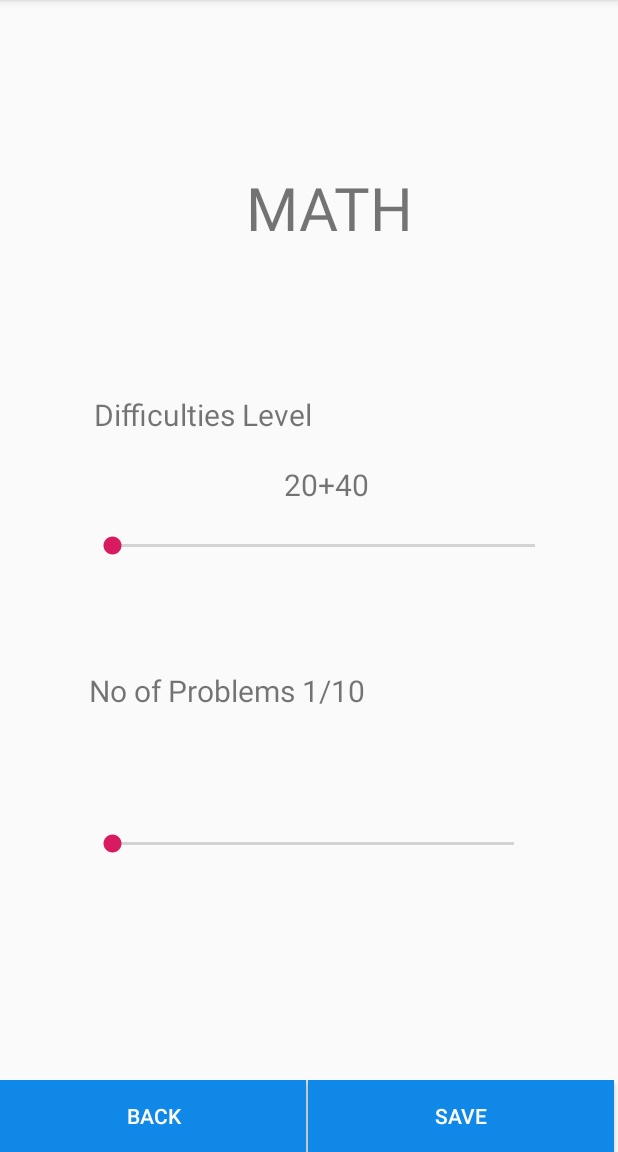
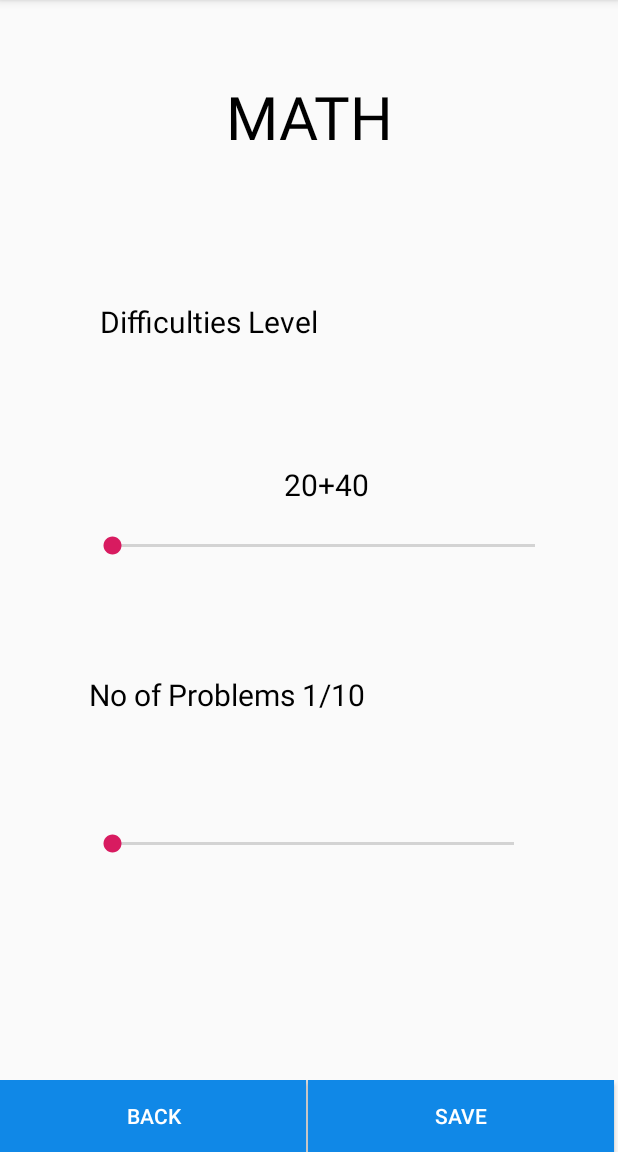
Before and after one commit to rishab247/Timey, an Android app: the math_activity screen opened directly, with no data from a screen before it, on a phone screen of 412 x 824 dp, the part 84-1236 px from its top. Run offline under Robolectric (Android 15) with nearby library versions, the phone set to English and light mode, and no system bars.

Commit message:
math activity fixed

```diff
--- a/app/src/main/java/rishab/listview/com/testmyapplication/chosseMode.java
+++ b/app/src/main/java/rishab/listview/com/testmyapplication/chosseMode.java
@@ -19,5 +19,5 @@ public class chosseMode extends AppCompatActivity {
         modeViewPager=findViewById(R.id.modeViewPager);
         modeAdapter=new chooseModeAdapter(this);
         modeViewPager.setAdapter(modeAdapter);
-    }
-}
+
+}}
--- a/app/src/main/java/rishab/listview/com/testmyapplication/math_activity.java
+++ b/app/src/main/java/rishab/listview/com/testmyapplication/math_activity.java
@@ -1,25 +1,25 @@
 package rishab.listview.com.testmyapplication;
 
+import android.annotation.SuppressLint;
 import android.support.v7.app.AppCompatActivity;
 import android.os.Bundle;
 import android.widget.SeekBar;
 import android.widget.TextView;
-import android.widget.Toast;
 
 public class math_activity extends AppCompatActivity {
     private TextView mathnotext,mathdifficulty;
-    private SeekBar seekBar1,seekBar2;
 
 
     @Override
     protected void onCreate(Bundle savedInstanceState) {
         super.onCreate(savedInstanceState);
         setContentView(R.layout.activity_math_activity);
-        seekBar1=findViewById(R.id.seekbarno);
+        SeekBar seekBar1 = findViewById(R.id.seekbarno);
         mathnotext=findViewById(R.id.mathnotext);
-        seekBar2=findViewById(R.id.seekBardifficulti);
+        SeekBar seekBar2 = findViewById(R.id.seekBardifficulti);
         mathdifficulty=findViewById(R.id.mathdifficulti);
         seekBar1.setOnSeekBarChangeListener(new SeekBar.OnSeekBarChangeListener() {
+            @SuppressLint("SetTextI18n")
             @Override
             public void onProgressChanged(SeekBar seekBar, int progress, boolean fromUser) {
                 switch (progress) {
@@ -53,11 +53,13 @@ public class math_activity extends AppCompatActivity {
         });
 
       seekBar2.setOnSeekBarChangeListener(new SeekBar.OnSeekBarChangeListener() {
+          @SuppressLint("SetTextI18n")
           @Override
           public void onProgressChanged(SeekBar seekBar, int progress, boolean fromUser) {
               progress=progress+1;
 
-              mathdifficulty.setText("No of Problems "+progress+"/"+seekBar2.getMax());
+
+              mathdifficulty.setText("No of Problems "+progress+"/"+10);
 
           }
 
--- a/app/src/main/res/layout/activity_math_activity.xml
+++ b/app/src/main/res/layout/activity_math_activity.xml
@@ -4,6 +4,7 @@
     xmlns:tools="http://schemas.android.com/tools"
     android:layout_width="match_parent"
     android:layout_height="match_parent"
+
     tools:context=".math_activity">
 
 
@@ -15,13 +16,14 @@
         android:layout_marginTop="8dp"
         android:layout_marginEnd="8dp"
         android:text="@string/math_eg_name"
+        android:textColor="#000"
         android:textSize="40sp"
         app:layout_constraintBottom_toBottomOf="parent"
         app:layout_constraintEnd_toEndOf="parent"
-        app:layout_constraintHorizontal_bias="0.548"
+        app:layout_constraintHorizontal_bias="0.5"
         app:layout_constraintStart_toStartOf="parent"
         app:layout_constraintTop_toTopOf="parent"
-        app:layout_constraintVertical_bias="0.146" />
+        app:layout_constraintVertical_bias="0.060000002" />
 
     <TextView
         android:id="@+id/mathnotext"
@@ -32,6 +34,7 @@
         android:layout_marginEnd="8dp"
         android:layout_marginBottom="8dp"
         android:text="20+40"
+        android:textColor="#000"
         android:textSize="20sp"
         app:layout_constraintBottom_toTopOf="@+id/seekbarno"
         app:layout_constraintEnd_toEndOf="parent"
@@ -66,13 +69,13 @@
         android:layout_marginEnd="8dp"
         android:layout_marginBottom="8dp"
         android:text="No of Problems 1/10"
+        android:textColor="#000"
         android:textSize="20sp"
         app:layout_constraintBottom_toTopOf="@+id/seekBardifficulti"
         app:layout_constraintEnd_toEndOf="parent"
         app:layout_constraintHorizontal_bias="0.241"
         app:layout_constraintStart_toStartOf="parent"
-        app:layout_constraintTop_toBottomOf="@+id/seekbarno"
-        app:layout_constraintVertical_bias="0.481" />
+        app:layout_constraintTop_toBottomOf="@+id/seekbarno" />
 
     <SeekBar
         android:id="@+id/seekBardifficulti"
@@ -125,15 +128,14 @@
         android:id="@+id/Difficulties"
         android:layout_width="wrap_content"
         android:layout_height="wrap_content"
-        android:layout_marginStart="4dp"
-        android:layout_marginTop="61dp"
-        android:layout_marginBottom="8dp"
+        android:layout_marginStart="8dp"
         android:text="Difficulties Level"
+        android:textColor="#000"
         android:textSize="20sp"
         app:layout_constraintBottom_toTopOf="@+id/mathnotext"
         app:layout_constraintStart_toStartOf="@+id/seekbarno"
         app:layout_constraintTop_toBottomOf="@+id/showegmath"
-        app:layout_constraintVertical_bias="0.76" />
+        app:layout_constraintVertical_bias="0.53999996" />
 
 
 </android.support.constraint.ConstraintLayout>
```
Also changed, not shown: app/src/main/java/rishab/listview/com/testmyapplication/chooseModeAdapter.java (+23 -26 lines).
